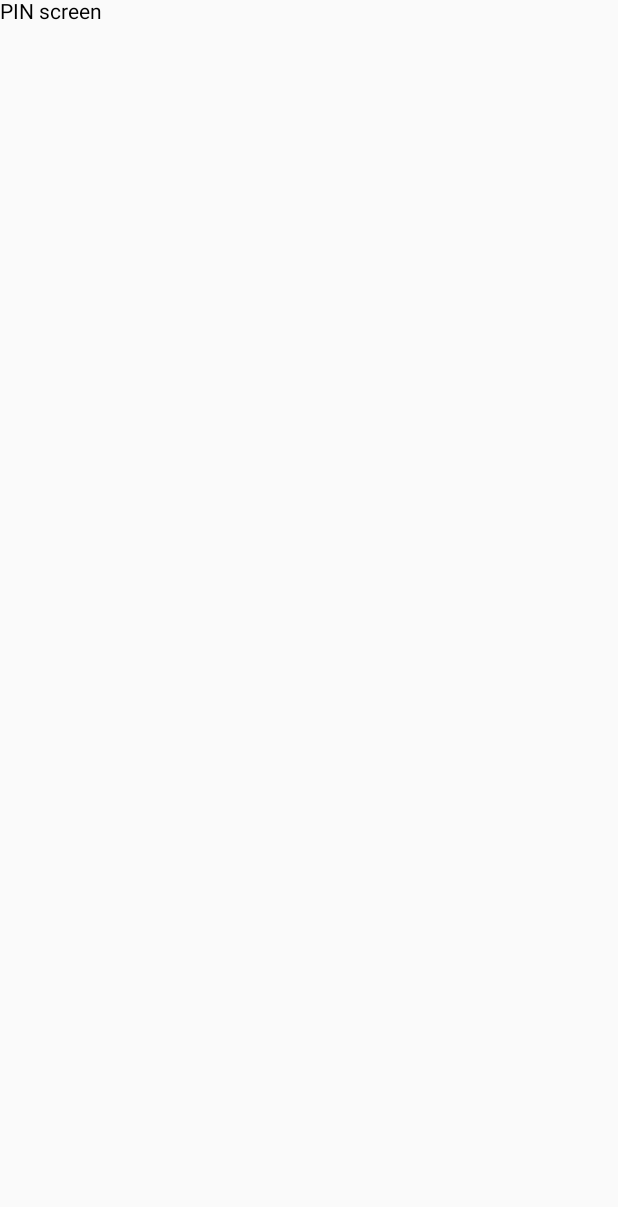
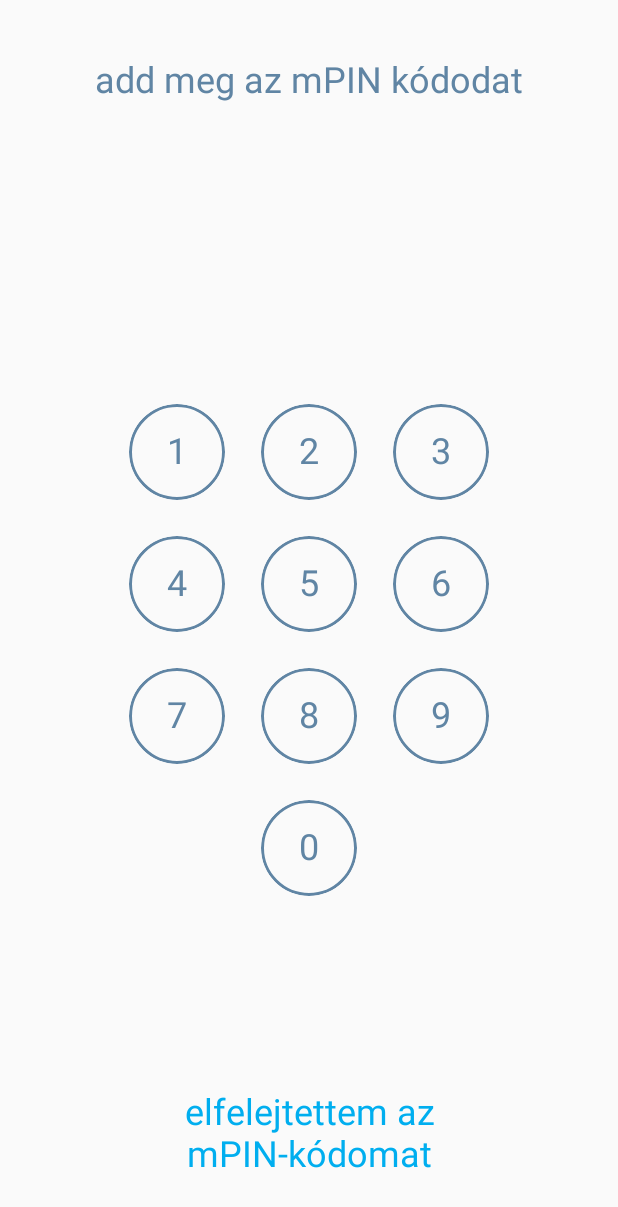
Before and after one commit to molnarjozsef/BankingApp, an Android app built with Jetpack Compose: the PinScreen screen opened through its navigation route, on a phone screen of 412 x 824 dp. Before the commit the part shown is almost empty. Shown: the top 1207 px of the screen. Run offline under Robolectric (Android 15) with nearby library versions, the phone set to English and light mode, and no system bars.

Commit message:
feat: add pin screen skeleton

```diff
--- a/composeApp/src/commonMain/kotlin/BankingApp.kt
+++ b/composeApp/src/commonMain/kotlin/BankingApp.kt
@@ -18,10 +18,16 @@ fun BankingApp() {
             )
         }
         composable(RoutePin) {
-            PinScreen()
+            PinScreen(
+                navigateToDashboard = { navController.navigate(RouteDashboard) }
+            )
+        }
+        composable(RouteDashboard) {
+            DashboardScreen()
         }
     }
 }
 
 val RouteLogin = "login"
 val RoutePin = "pin"
+val RouteDashboard = "dashboard"
--- /dev/null
+++ b/composeApp/src/commonMain/kotlin/DashboardScreen.kt
@@ -0,0 +1,9 @@
+import androidx.compose.material.Text
+import androidx.compose.runtime.Composable
+
+
+@Composable
+fun DashboardScreen(
+) {
+    Text("dashboard")
+}
--- a/composeApp/src/commonMain/kotlin/LoginScreen.kt
+++ b/composeApp/src/commonMain/kotlin/LoginScreen.kt
@@ -189,4 +189,5 @@ fun PreviewKHandHMobileBankingApp() {
 
 object BankColors {
     val main = Color(0xFF00AEEF)
+    val dark = Color(0xFF6085A4)
 }
--- a/composeApp/src/commonMain/kotlin/PinScreen.kt
+++ b/composeApp/src/commonMain/kotlin/PinScreen.kt
@@ -1,13 +1,140 @@
-import androidx.compose.foundation.layout.fillMaxSize
+import androidx.compose.foundation.BorderStroke
+import androidx.compose.foundation.border
+import androidx.compose.foundation.clickable
+import androidx.compose.foundation.layout.Arrangement
+import androidx.compose.foundation.layout.Box
+import androidx.compose.foundation.layout.Column
+import androidx.compose.foundation.layout.Row
+import androidx.compose.foundation.layout.Spacer
+import androidx.compose.foundation.layout.aspectRatio
+import androidx.compose.foundation.layout.height
+import androidx.compose.foundation.layout.padding
+import androidx.compose.foundation.layout.size
+import androidx.compose.foundation.shape.CircleShape
 import androidx.compose.material.Text
 import androidx.compose.runtime.Composable
+import androidx.compose.runtime.LaunchedEffect
+import androidx.compose.runtime.getValue
+import androidx.compose.runtime.mutableStateOf
+import androidx.compose.runtime.remember
+import androidx.compose.runtime.setValue
+import androidx.compose.ui.Alignment
 import androidx.compose.ui.Modifier
+import androidx.compose.ui.draw.clip
+import androidx.compose.ui.input.nestedscroll.NestedScrollConnection
+import androidx.compose.ui.input.nestedscroll.nestedScroll
+import androidx.compose.ui.text.style.TextAlign
+import androidx.compose.ui.unit.dp
+import androidx.compose.ui.unit.sp
 
 
 @Composable
-fun PinScreen() {
-    Text(
-        text = "PIN screen",
-        modifier = Modifier.fillMaxSize()
-    )
+fun PinScreen(
+    navigateToDashboard: () -> Unit,
+) {
+    var pin by remember { mutableStateOf("") }
+
+    LaunchedEffect(pin) {
+        if (pin.length == 6) {
+            navigateToDashboard()
+        }
+    }
+
+    Column(
+        modifier = Modifier
+            .nestedScroll(object : NestedScrollConnection {})
+            .padding(40.dp),
+        horizontalAlignment = Alignment.CenterHorizontally
+    ) {
+        Text(
+            text = "add meg az mPIN kódodat",
+            fontSize = 24.sp,
+            color = BankColors.dark,
+            textAlign = TextAlign.Center,
+        )
+
+        Spacer(Modifier.weight(1f))
+        Spacer(Modifier.height(24.dp))
+
+        Text(
+            text = pin.map { "•" }.joinToString(""),
+            fontSize = 40.sp,
+            color = BankColors.main,
+            textAlign = TextAlign.Center,
+        )
+
+        Spacer(Modifier.height(24.dp))
+
+        PinPad(
+            modifier = Modifier.padding(horizontal = 24.dp),
+            onClick = { pin += it },
+        )
+
+        Spacer(Modifier.height(24.dp))
+        Spacer(Modifier.weight(1f))
+
+        Text(
+            text = "elfelejtettem az mPIN-kódomat",
+            fontSize = 24.sp,
+            color = BankColors.main,
+            textAlign = TextAlign.Center,
+        )
+    }
 }
+
+@Composable
+private fun PinPad(
+    modifier: Modifier = Modifier,
+    onClick: (String) -> Unit,
+) {
+    Column(
+        modifier = modifier,
+        verticalArrangement = Arrangement.spacedBy(24.dp),
+        horizontalAlignment = Alignment.CenterHorizontally,
+    ) {
+        PinRow(listOf(1, 2, 3), { onClick(it) })
+        PinRow(listOf(4, 5, 6), { onClick(it) })
+        PinRow(listOf(7, 8, 9), { onClick(it) })
+        PinRow(listOf(0), { onClick(it) })
+    }
+}
+
+@Composable
+private fun PinRow(
+    items: List<Int>,
+    onClick: (String) -> Unit,
+) {
+    Row(
+        horizontalArrangement = Arrangement.spacedBy(24.dp)
+    ) {
+        items.forEach { item ->
+            PinButton(
+                text = item.toString(),
+                onClick = { onClick(item.toString()) }
+            )
+        }
+    }
+}
+
+
+@Composable
+private fun PinButton(
+    text: String,
+    onClick: () -> Unit,
+) {
+    Box(
+        modifier = Modifier
+            .size(64.dp)
+            .aspectRatio(1f)
+            .clip(CircleShape)
+            .clickable { onClick() }
+            .border(border = BorderStroke(2.dp, BankColors.dark), shape = CircleShape),
+        contentAlignment = Alignment.Center
+    ) {
+        Text(
+            text = text,
+            color = BankColors.dark,
+            fontSize = 24.sp,
+        )
+    }
+}
```
